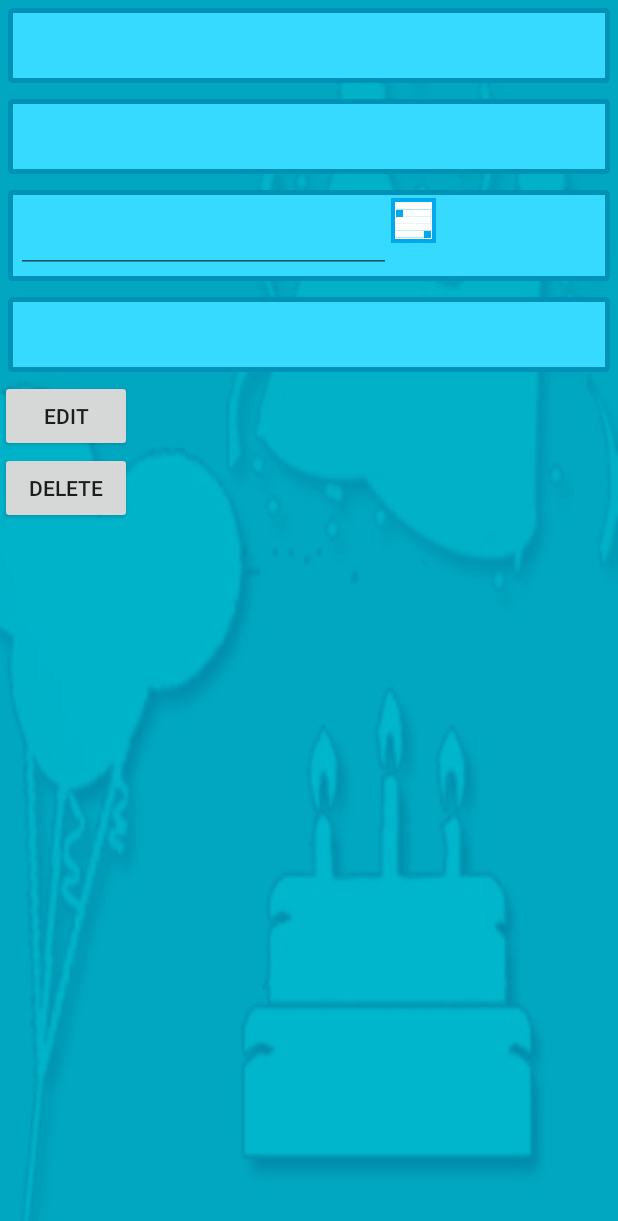
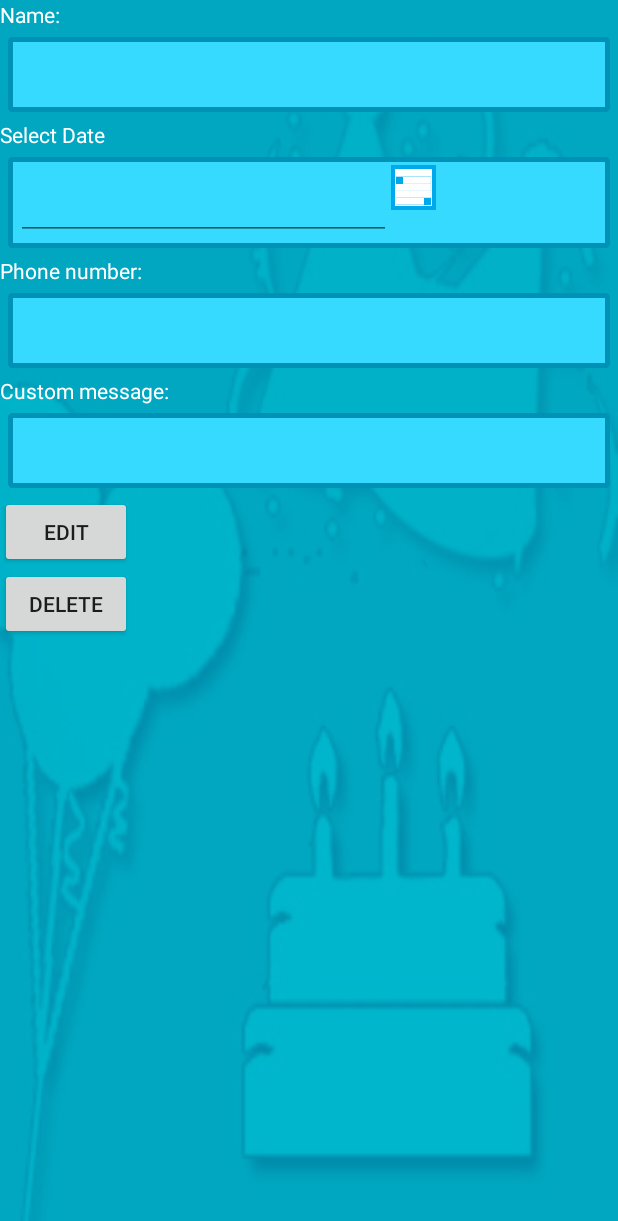
Before and after one commit to hannerygge/S198607.s198713_mappe2, an Android app: the layout edit.xml on its own in the app's theme, with its tools: preview values and no code run, on a phone screen of 412 x 824 dp. Shown: the top 1221 px of the screen. Run offline under Robolectric (Android 15) with nearby library versions, the phone set to English and light mode, and no system bars.

Commit message:
masse rart

```diff
--- a/app/src/main/java/com/example/hanne_000/s198607s198713_mappe2/NewContact.java
+++ b/app/src/main/java/com/example/hanne_000/s198607s198713_mappe2/NewContact.java
@@ -108,6 +108,11 @@ public class NewContact extends AppCompatActivity implements OnClickListener {
         //toast
         Toast.makeText(getApplicationContext(), R.string.new_contact_toast,
                 Toast.LENGTH_SHORT).show();
+        name.setText("");
+        date.setText("");
+        number.setText("");
+        message.setText("");
+
 
 
     }
--- a/app/src/main/res/layout/edit.xml
+++ b/app/src/main/res/layout/edit.xml
@@ -4,6 +4,12 @@
     android:layout_height="match_parent"
     android:background="@drawable/background"
     android:weightSum="1">
+
+    <TextView
+        android:layout_width="wrap_content"
+        android:layout_height="wrap_content"
+        android:text="@string/contact_name"
+        style="@style/WhiteText"/>
 
     <EditText
         android:layout_width="fill_parent"
@@ -13,14 +19,13 @@
         android:layout_margin="5dp"
         android:background="@drawable/border"/>
 
-    <EditText
-        android:layout_width="fill_parent"
-        android:layout_height="50dp"
-        android:id="@+id/edit_number"
-        android:padding="5dp"
-        android:layout_margin="5dp"
-        android:background="@drawable/border"/>
 
+
+    <TextView
+        android:layout_width="wrap_content"
+        android:layout_height="wrap_content"
+        android:text="@string/select_date"
+        style="@style/WhiteText"/>
     <LinearLayout
         android:layout_width="fill_parent"
         android:layout_height="wrap_content"
@@ -45,6 +50,28 @@
         android:background="@drawable/calendar"/>
     </LinearLayout>
 
+
+    <TextView
+        android:layout_width="wrap_content"
+        android:layout_height="wrap_content"
+        android:text="@string/contact_phone"
+        style="@style/WhiteText"/>
+
+    <EditText
+        android:layout_width="fill_parent"
+        android:layout_height="50dp"
+        android:id="@+id/edit_number"
+        android:padding="5dp"
+        android:layout_margin="5dp"
+        android:background="@drawable/border"/>
+
+
+    <TextView
+        android:layout_width="fill_parent"
+        android:layout_height="wrap_content"
+        android:text="@string/contact_message"
+        style="@style/WhiteText"/>
+
     <EditText
         android:layout_width="fill_parent"
         android:layout_height="50dp"
```
Also changed, not shown: app/src/main/res/layout/new_contact.xml (+4 -4 lines), 2 other files.
